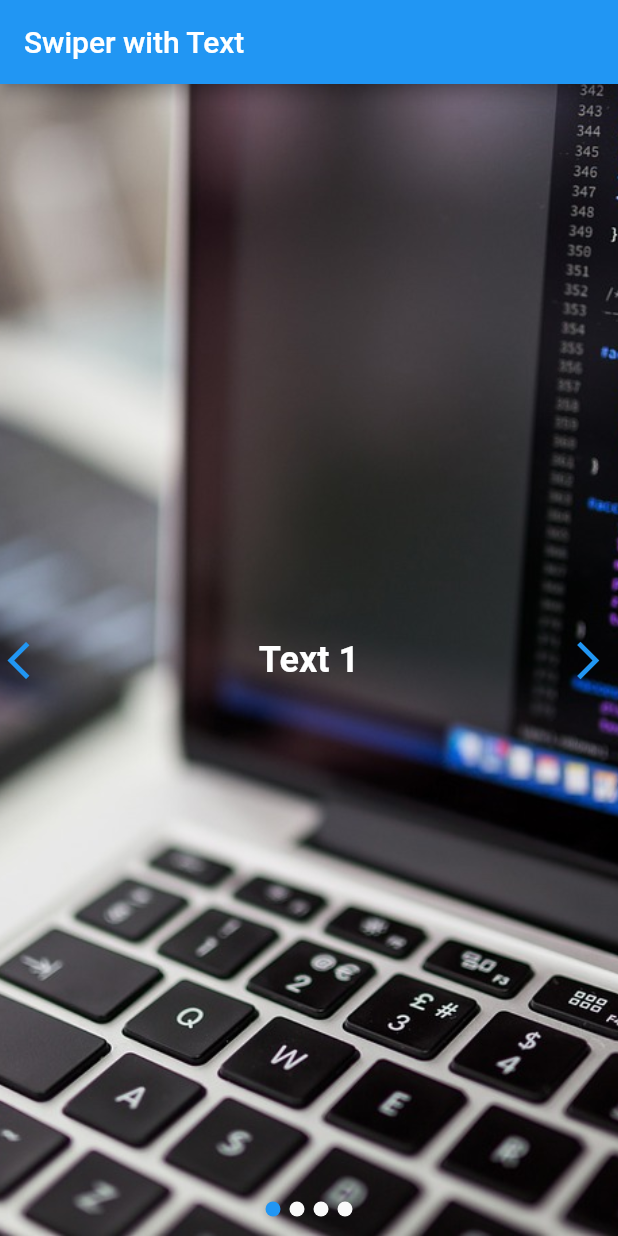
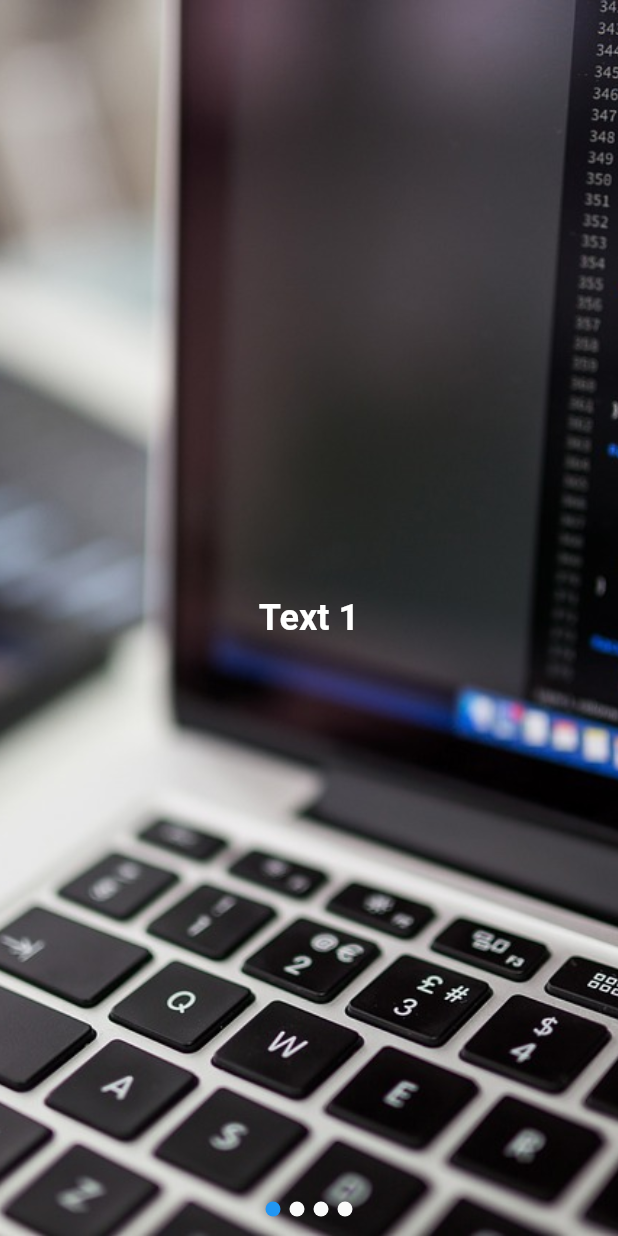
Before and after one commit to bhrnyo/Corder-Project, a Flutter app: the screen it shows after launch, on a phone screen of 412 x 824 dp. Run offline on Flutter 3.47's test engine with Material 2 defaults, Android fonts, the phone set to English and light mode, and no system bars; our stand-ins replace firebase_core, flutter_swiper; accounts and stored records are empty.

Commit message:
update Project

```diff
--- a/lib/main.dart
+++ b/lib/main.dart
@@ -32,9 +32,6 @@ class MySwiper extends StatelessWidget {
   @override
   Widget build(BuildContext context) {
     return Scaffold(
-      appBar: AppBar(
-        title: Text('Swiper with Text'),
-      ),
       body: Swiper(
         itemCount: images.length,
         itemBuilder: (BuildContext context, int index) {
@@ -58,7 +55,6 @@ class MySwiper extends StatelessWidget {
           );
         },
         pagination: SwiperPagination(),
-        control: SwiperControl(),
       ),
     );
   }
```
Also changed, not shown: lib/start_page.dart (+8 -8 lines), pubspec.yaml (+6 -1 lines), fonts/NotoSansKR-Black.ttf (added), fonts/NotoSansKR-Thin.ttf (added).
